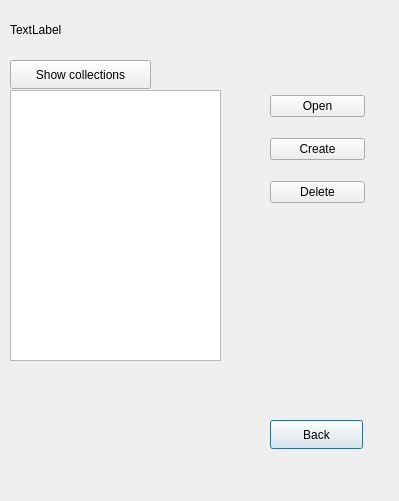
Old version of the form collection.ui in the repository CS180-spring/cs180-21-wooohooo.
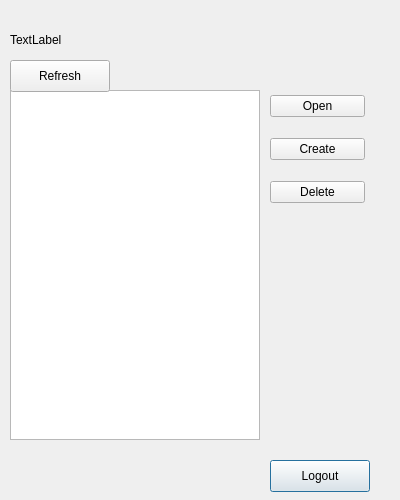
New version of the form.

Patch:
```diff
--- a/collection.ui
+++ b/collection.ui
@@ -6,8 +6,8 @@
    <rect>
     <x>0</x>
     <y>0</y>
-    <width>399</width>
-    <height>501</height>
+    <width>400</width>
+    <height>500</height>
    </rect>
   </property>
   <property name="windowTitle">
@@ -17,7 +17,7 @@
    <property name="geometry">
     <rect>
      <x>10</x>
-     <y>20</y>
+     <y>30</y>
      <width>131</width>
      <height>20</height>
     </rect>
@@ -31,8 +31,8 @@
     <rect>
      <x>10</x>
      <y>90</y>
-     <width>211</width>
-     <height>271</height>
+     <width>250</width>
+     <height>350</height>
     </rect>
    </property>
   </widget>
@@ -40,13 +40,13 @@
    <property name="geometry">
     <rect>
      <x>270</x>
-     <y>420</y>
-     <width>93</width>
-     <height>29</height>
+     <y>460</y>
+     <width>100</width>
+     <height>32</height>
     </rect>
    </property>
    <property name="text">
-    <string>Back</string>
+    <string>Logout</string>
    </property>
   </widget>
   <widget class="QPushButton" name="show">
@@ -54,15 +54,15 @@
     <rect>
      <x>10</x>
      <y>60</y>
-     <width>141</width>
-     <height>29</height>
+     <width>100</width>
+     <height>32</height>
     </rect>
    </property>
    <property name="text">
-    <string>Show collections</string>
+    <string>Refresh</string>
    </property>
   </widget>
-  <widget class="QWidget" name="">
+  <widget class="QWidget" name="layoutWidget">
    <property name="geometry">
     <rect>
      <x>270</x>
```
